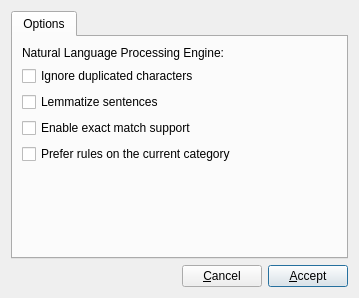
Before: the Qt Designer form src/chatbot/front-end/optionswindow.ui in lvklabs/chatbot, drawn with Qt 5.
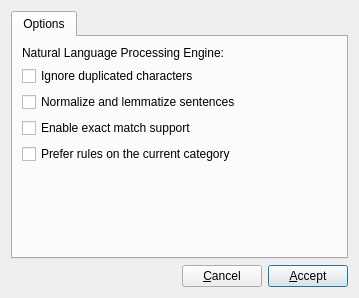
After: the same form once the commit is applied.

Diff of the .ui file:
```diff
--- a/src/chatbot/front-end/optionswindow.ui
+++ b/src/chatbot/front-end/optionswindow.ui
@@ -58,7 +58,7 @@
 &lt;p style=&quot; margin-top:0px; margin-bottom:0px; margin-left:0px; margin-right:0px; -qt-block-indent:0; text-indent:0px;&quot;&gt;For instance &lt;span style=&quot; font-style:italic;&quot;&gt;write&lt;/span&gt; is equal than &lt;span style=&quot; font-style:italic;&quot;&gt;wrote, written&lt;/span&gt;&lt;/p&gt;&lt;/body&gt;&lt;/html&gt;</string>
          </property>
          <property name="text">
-          <string>Lemmatize sentences</string>
+          <string>Normalize and lemmatize sentences</string>
          </property>
         </widget>
        </item>
```
